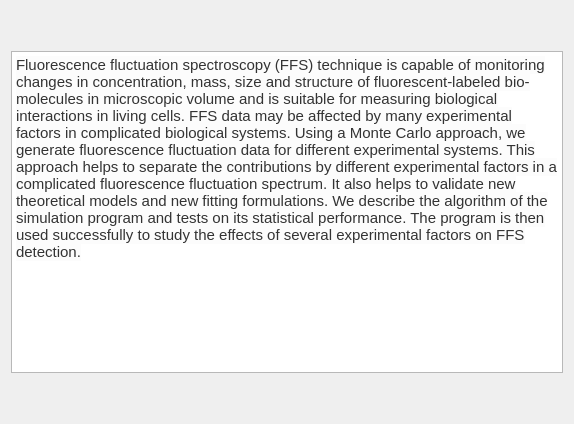
The window that AboutForm.ui (shimanskIA/FFS-Software) describes before a commit, drawn with Qt 5.
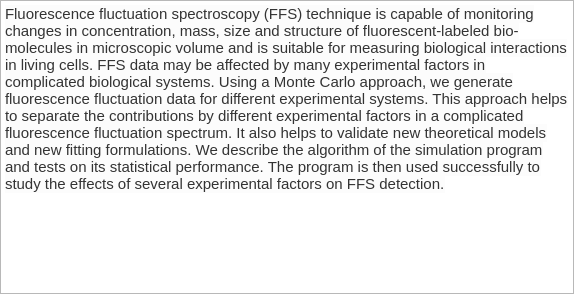
The same window after the commit. Icons and pictures are not drawn.

Diff of the .ui file:
```diff
--- a/AboutForm.ui
+++ b/AboutForm.ui
@@ -7,29 +7,25 @@
     <x>0</x>
     <y>0</y>
     <width>574</width>
-    <height>424</height>
+    <height>294</height>
    </rect>
   </property>
   <property name="windowTitle">
    <string>Info Window</string>
   </property>
   <layout class="QVBoxLayout" name="verticalLayout_2">
-   <item>
-    <spacer name="verticalSpacer">
-     <property name="orientation">
-      <enum>Qt::Vertical</enum>
-     </property>
-     <property name="sizeType">
-      <enum>QSizePolicy::Minimum</enum>
-     </property>
-     <property name="sizeHint" stdset="0">
-      <size>
-       <width>20</width>
-       <height>40</height>
-      </size>
-     </property>
-    </spacer>
-   </item>
+   <property name="leftMargin">
+    <number>0</number>
+   </property>
+   <property name="topMargin">
+    <number>0</number>
+   </property>
+   <property name="rightMargin">
+    <number>0</number>
+   </property>
+   <property name="bottomMargin">
+    <number>0</number>
+   </property>
    <item>
     <widget class="QTextBrowser" name="textBrowser">
      <property name="maximumSize">
@@ -47,22 +43,6 @@
      </property>
     </widget>
    </item>
-   <item>
-    <spacer name="verticalSpacer_2">
-     <property name="orientation">
-      <enum>Qt::Vertical</enum>
-     </property>
-     <property name="sizeType">
-      <enum>QSizePolicy::Minimum</enum>
-     </property>
-     <property name="sizeHint" stdset="0">
-      <size>
-       <width>20</width>
-       <height>40</height>
-      </size>
-     </property>
-    </spacer>
-   </item>
   </layout>
  </widget>
  <resources/>
```
Left out of the diff: 4 changed lines with no effect on the pictures.
